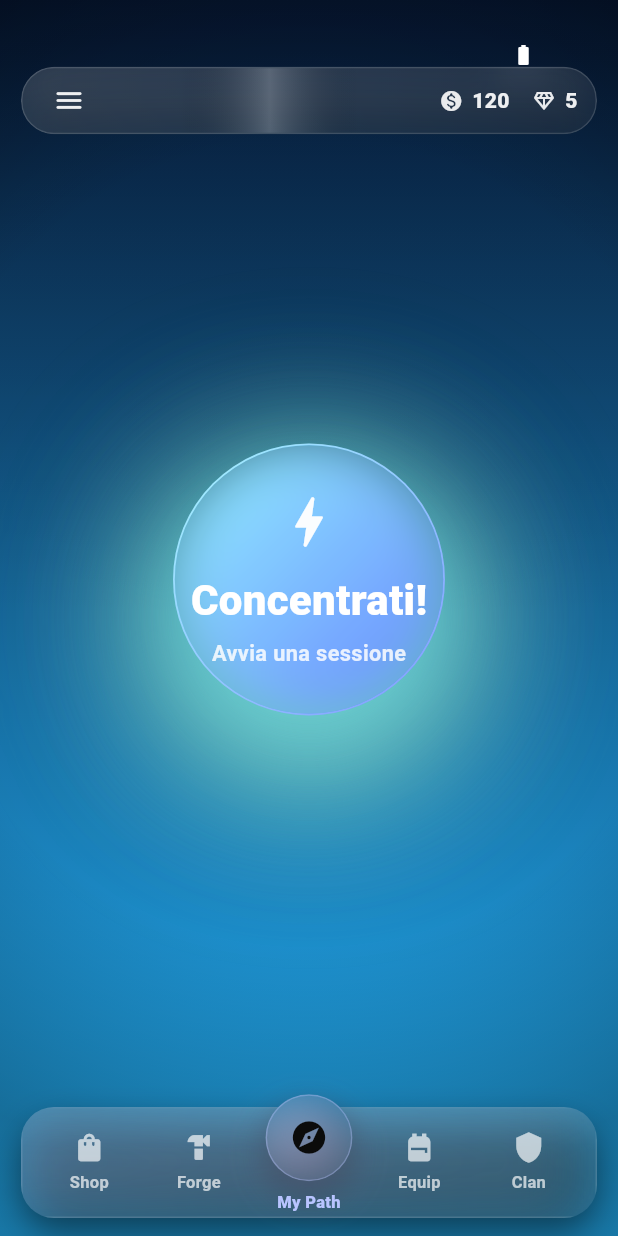
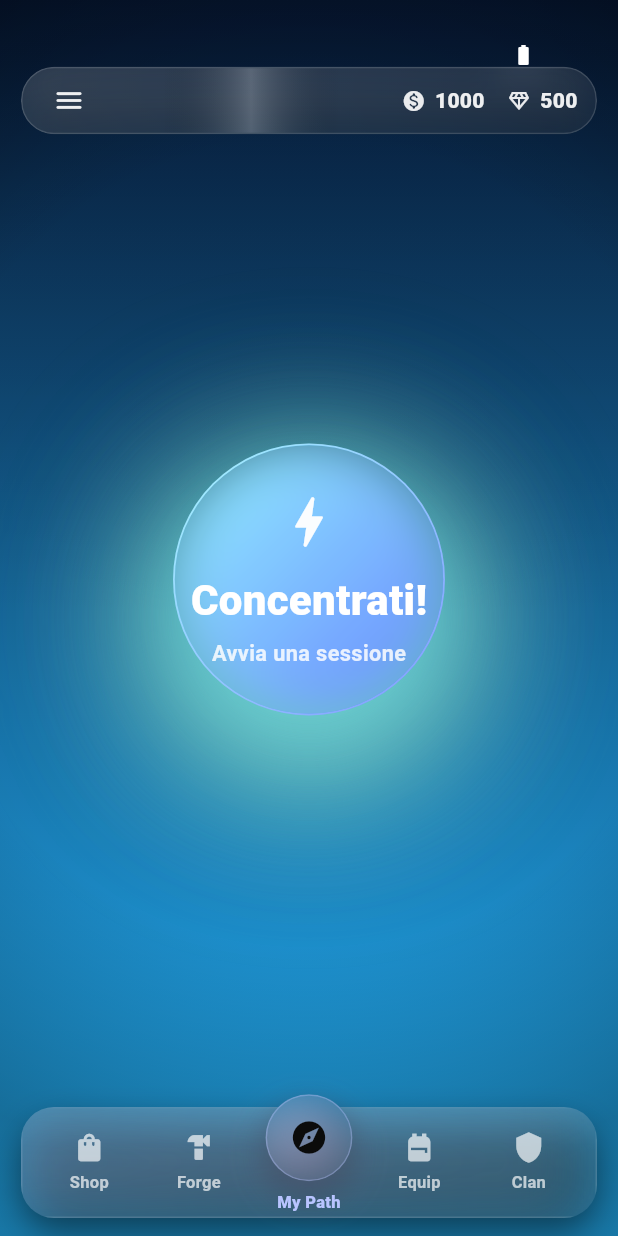
Before and after one commit to JoJoBa15/afkheros, a Flutter app: the screen it shows after launch, on a phone screen of 412 x 824 dp. Run offline on Flutter 3.47's test engine with Material 3 defaults, Android fonts, the light colour scheme and no system bars.

Commit message:
fix buoni

```diff
--- a/lib/features/my_path/presentation/my_path_screen.dart
+++ b/lib/features/my_path/presentation/my_path_screen.dart
@@ -224,9 +224,9 @@ class _DurationPicker extends StatelessWidget {
   @override
   Widget build(BuildContext context) {
     const durations = [
-      Duration(minutes: 15),
-      Duration(minutes: 25),
-      Duration(minutes: 45),
+      Duration(minutes: 1),
+      Duration(minutes: 20),
+      Duration(minutes: 4),
       Duration(minutes: 60),
     ];
 
--- a/lib/state/game_state.dart
+++ b/lib/state/game_state.dart
@@ -1,12 +1,12 @@
 import 'package:flutter/material.dart';
 
 class GameState extends ChangeNotifier {
-  String username = 'Hero';
+  String username = 'AlphaTester';
   int level = 1;
 
-  int gold = 120;
-  int gems = 5;
-  int iron = 0;
+  int gold = 1000;
+  int gems = 500;
+  int iron = 100;
 
   final List<GameItem> inventory = [];
   GameItem? equipped;
```
